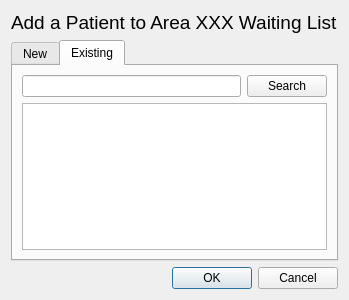
First picture: the form in addpatienttowaitinglistform.ui, repository love-rollercoaster/comp3004, before the edit.
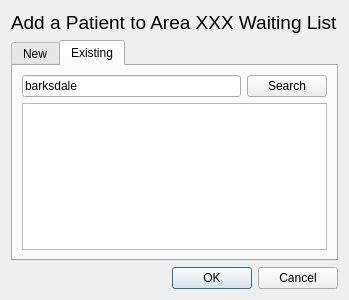
Second picture: the form after the edit.

What changed in the file:
```diff
--- a/addpatienttowaitinglistform.ui
+++ b/addpatienttowaitinglistform.ui
@@ -89,7 +89,11 @@
        <item row="0" column="0">
         <layout class="QHBoxLayout" name="horizontalLayout">
          <item>
-          <widget class="QLineEdit" name="lineEdit_3"/>
+          <widget class="QLineEdit" name="lineEdit_3">
+           <property name="text">
+            <string>barksdale</string>
+           </property>
+          </widget>
          </item>
          <item>
           <widget class="QPushButton" name="pushButton">
```
Left out of the diff: 14 changed lines with no effect on the pictures.
